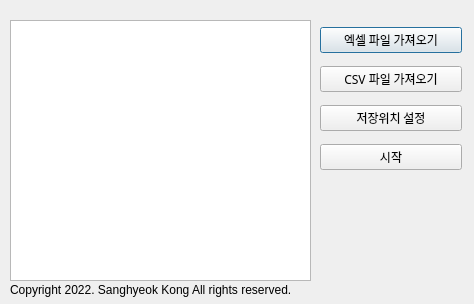
Old version of the form untitled.ui in the repository kkong0123/map-project.
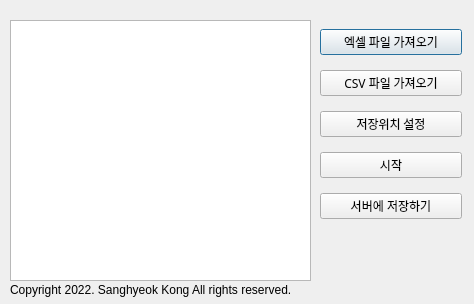
New version of the form.

The edit to the form file:
```diff
--- a/untitled.ui
+++ b/untitled.ui
@@ -34,7 +34,7 @@
      <x>320</x>
      <y>20</y>
      <width>142</width>
-     <height>161</height>
+     <height>211</height>
     </rect>
    </property>
    <layout class="QVBoxLayout" name="verticalLayout">
@@ -86,6 +86,13 @@
       </property>
      </widget>
     </item>
+    <item>
+     <widget class="QPushButton" name="pushButton_5">
+      <property name="text">
+       <string>서버에 저장하기</string>
+      </property>
+     </widget>
+    </item>
    </layout>
   </widget>
   <widget class="QLabel" name="label">
```
